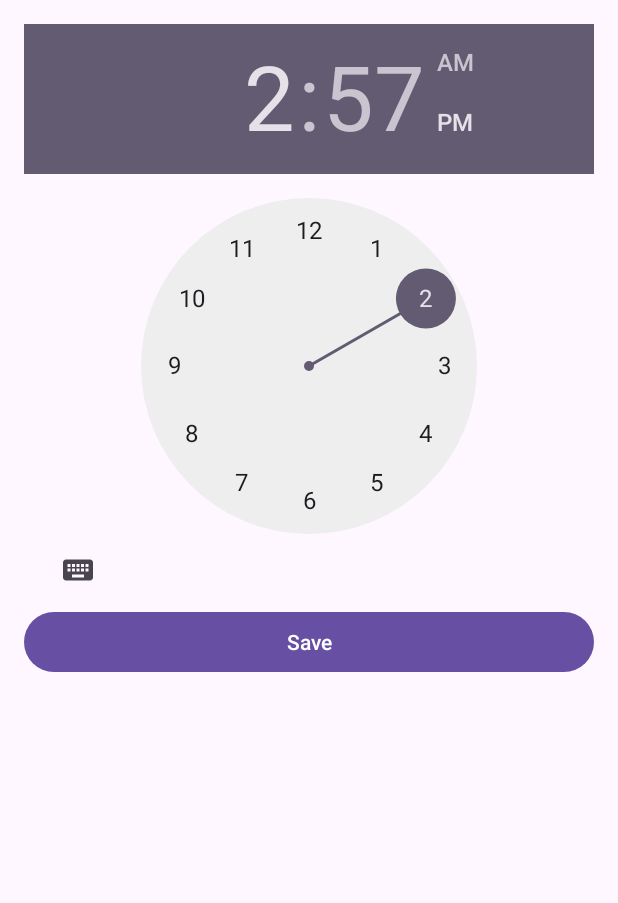
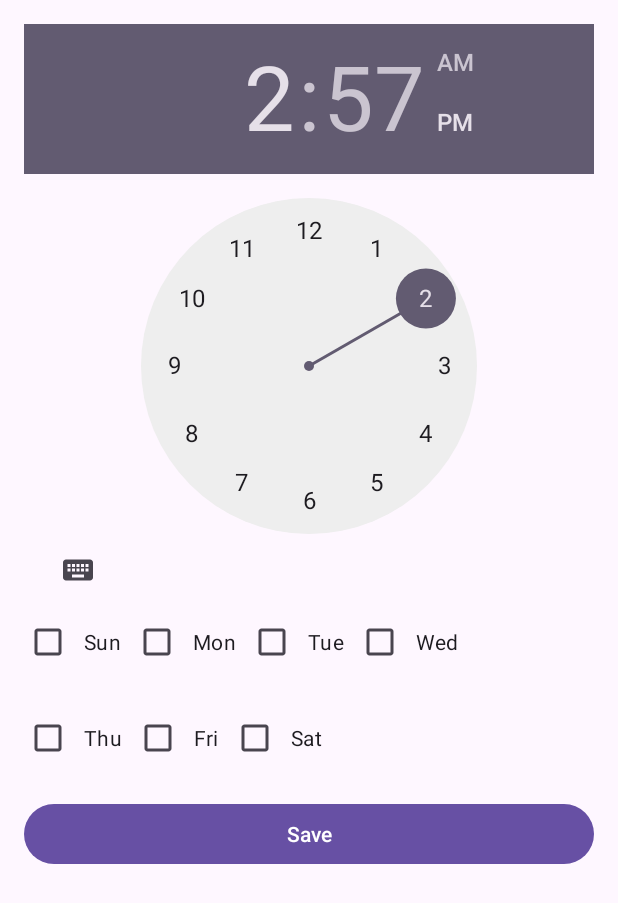
Before and after one commit to SUBO3/finalproject, an Android app: the AddEditAlarmActivity screen opened directly, with no data from a screen before it, on a phone screen of 412 x 824 dp. Shown: the top 903 px of the screen. Run offline under Robolectric (Android 15) with nearby library versions, the phone set to English and light mode, and no system bars.

Commit message:
sec commit

```diff
--- a/app/build.gradle.kts
+++ b/app/build.gradle.kts
@@ -40,4 +40,5 @@ dependencies {
     testImplementation(libs.junit)
     androidTestImplementation(libs.ext.junit)
     androidTestImplementation(libs.espresso.core)
+
 }
--- a/app/src/main/java/com/example/final3/AddEditAlarmActivity.java
+++ b/app/src/main/java/com/example/final3/AddEditAlarmActivity.java
@@ -3,6 +3,7 @@ package com.example.final3;
 import android.content.Intent;
 import android.os.Bundle;
 import android.widget.Button;
+import android.widget.CheckBox;
 import android.widget.TimePicker;
 
 import androidx.appcompat.app.AppCompatActivity;
@@ -19,11 +20,27 @@ public class AddEditAlarmActivity extends AppCompatActivity {
         timePicker = findViewById(R.id.time_picker);
         Button saveButton = findViewById(R.id.button_save);
 
+        CheckBox[] checkBoxes = new CheckBox[]{
+                findViewById(R.id.checkbox_sunday),
+                findViewById(R.id.checkbox_monday),
+                findViewById(R.id.checkbox_tuesday),
+                findViewById(R.id.checkbox_wednesday),
+                findViewById(R.id.checkbox_thursday),
+                findViewById(R.id.checkbox_friday),
+                findViewById(R.id.checkbox_saturday)
+        };
+
+
         days = new boolean[7]; // 預設每週七天皆未選中
 
         saveButton.setOnClickListener(v -> {
             int hour = timePicker.getHour();
             int minute = timePicker.getMinute();
+
+
+            for (int i = 0; i < checkBoxes.length; i++) {
+                days[i] = checkBoxes[i].isChecked();
+            }
 
 
             Intent resultIntent = new Intent();
--- /dev/null
+++ b/app/src/main/res/drawable/baseline_add_box_24.xml
@@ -0,0 +1,5 @@
+<vector xmlns:android="http://schemas.android.com/apk/res/android" android:height="48dp" android:tint="#000000" android:viewportHeight="24" android:viewportWidth="24" android:width="48dp">
+
+    <path android:fillColor="@android:color/white" android:pathData="M19,3L5,3c-1.11,0 -2,0.9 -2,2v14c0,1.1 0.89,2 2,2h14c1.1,0 2,-0.9 2,-2L21,5c0,-1.1 -0.9,-2 -2,-2zM17,13h-4v4h-2v-4L7,13v-2h4L11,7h2v4h4v2z"/>
+
+</vector>
--- a/app/src/main/res/layout/activity_add_edit_alarm.xml
+++ b/app/src/main/res/layout/activity_add_edit_alarm.xml
@@ -4,14 +4,102 @@
     android:orientation="vertical"
     android:padding="16dp">
 
+
     <TimePicker
         android:id="@+id/time_picker"
         android:layout_width="match_parent"
         android:layout_height="wrap_content" />
+
+
+
+
+    <HorizontalScrollView
+        android:layout_width="match_parent"
+        android:layout_height="wrap_content"
+        android:layout_marginBottom="16dp">
+
+        <LinearLayout
+            android:layout_width="wrap_content"
+            android:layout_height="wrap_content"
+            android:orientation="horizontal"
+            android:gravity="center_vertical">
+
+            <CheckBox
+                android:id="@+id/checkbox_sunday"
+                android:layout_width="wrap_content"
+                android:layout_height="wrap_content"
+                android:text="Sun"
+                android:padding="8dp" />
+
+            <CheckBox
+                android:id="@+id/checkbox_monday"
+                android:layout_width="wrap_content"
+                android:layout_height="wrap_content"
+                android:text="Mon"
+                android:padding="8dp" />
+
+            <CheckBox
+                android:id="@+id/checkbox_tuesday"
+                android:layout_width="wrap_content"
+                android:layout_height="wrap_content"
+                android:text="Tue"
+                android:padding="8dp" />
+
+            <CheckBox
+                android:id="@+id/checkbox_wednesday"
+                android:layout_width="wrap_content"
+                android:layout_height="wrap_content"
+                android:text="Wed"
+                android:padding="8dp" />
+
+
+        </LinearLayout>
+    </HorizontalScrollView>
+
+    <HorizontalScrollView
+        android:layout_width="match_parent"
+        android:layout_height="wrap_content"
+        android:layout_marginBottom="16dp">
+
+        <LinearLayout
+            android:layout_width="wrap_content"
+            android:layout_height="wrap_content"
+            android:orientation="horizontal"
+            android:gravity="center_vertical">
+
+            <CheckBox
+                android:id="@+id/checkbox_thursday"
+                android:layout_width="wrap_content"
+                android:layout_height="wrap_content"
+                android:text="Thu"
+                android:padding="8dp" />
+
+            <CheckBox
+                android:id="@+id/checkbox_friday"
+                android:layout_width="wrap_content"
+                android:layout_height="wrap_content"
+                android:text="Fri"
+                android:padding="8dp" />
+
+            <CheckBox
+                android:id="@+id/checkbox_saturday"
+                android:layout_width="wrap_content"
+                android:layout_height="wrap_content"
+                android:text="Sat"
+                android:padding="8dp" />
+
+
+        </LinearLayout>
+    </HorizontalScrollView>
+
 
     <Button
         android:id="@+id/button_save"
         android:layout_width="match_parent"
         android:layout_height="wrap_content"
         android:text="Save" />
+
+
+
+
 </LinearLayout>
--- a/app/src/main/res/layout/activity_main.xml
+++ b/app/src/main/res/layout/activity_main.xml
@@ -1,15 +1,32 @@
-<RelativeLayout xmlns:android="http://schemas.android.com/apk/res/android"
+<RelativeLayout
+    xmlns:android="http://schemas.android.com/apk/res/android"
     xmlns:app="http://schemas.android.com/apk/res-auto"
-
     android:layout_width="match_parent"
     android:layout_height="match_parent">
 
+    <!-- Title TextView -->
+    <TextView
+        android:id="@+id/textView2"
+        android:layout_width="wrap_content"
+        android:layout_height="wrap_content"
+        android:layout_margin="16dp"
+        android:text="Alarms"
+        android:textSize="24sp"
+        android:textStyle="bold"
+        android:layout_alignParentTop="true"
+        android:layout_centerHorizontal="true" />
+
+    <!-- RecyclerView for displaying alarms -->
     <androidx.recyclerview.widget.RecyclerView
         android:id="@+id/recycler_view"
         android:layout_width="match_parent"
         android:layout_height="match_parent"
-        android:layout_above="@id/fab_add_alarm" />
+        android:layout_below="@id/textView2"
+        android:layout_above="@id/fab_add_alarm"
+        android:layout_marginTop="8dp"
+        android:layout_marginBottom="16dp" />
 
+    <!-- Floating Action Button for adding alarms -->
     <com.google.android.material.floatingactionbutton.FloatingActionButton
         android:id="@+id/fab_add_alarm"
         android:layout_width="wrap_content"
@@ -17,9 +34,9 @@
         android:layout_alignParentEnd="true"
         android:layout_alignParentBottom="true"
         android:layout_margin="16dp"
-        app:srcCompat="@drawable/add"
-        android:contentDescription="@string/add_alarm"/>
-
-
+        android:contentDescription="@string/add_alarm"
+        android:elevation="6dp"
+        android:src="@drawable/baseline_add_box_24"
+        app:tint="@color/white" />
 
 </RelativeLayout>
```
Also changed, not shown: app/src/main/java/com/example/final3/MainActivity.java (+12 -0 lines), app/src/main/res/drawable/add.jpg (deleted).
